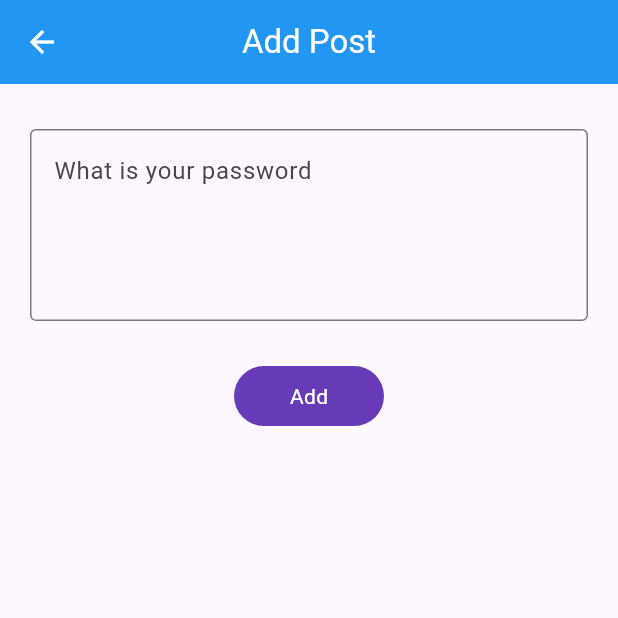
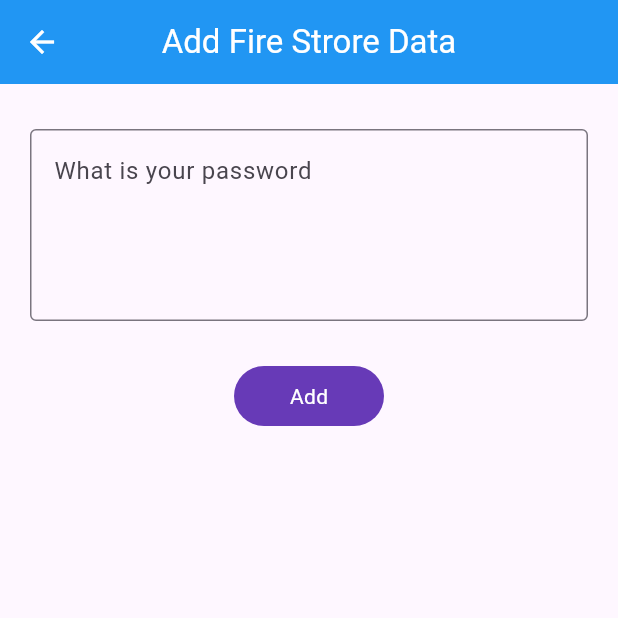
Before and after one commit to ijazawandev/flutter_firebase_asif_taj_tutorials, a Flutter app: the FireStoreScreen screen opened directly, after a tap on the "add" icon, on a phone screen of 412 x 824 dp, the top half of it. Run offline on Flutter 3.47's test engine with Material 3 defaults, Android fonts, the phone set to English and light mode, and no system bars; our stand-ins replace cloud_firestore, firebase_auth, firebase_core, firebase_database, firebase_storage, fluttertoast and 2 more; accounts and stored records are empty.

Commit message:
i have added firestore_list_screen.dart

```diff
--- a/lib/firebase_services/splash_services.dart
+++ b/lib/firebase_services/splash_services.dart
@@ -3,6 +3,7 @@ import 'package:firebase_auth/firebase_auth.dart';
 import 'package:flutter/material.dart';
 //import 'package:flutter_firebase_asif_taj_tutorials/post/post_screen.dart';
 import 'package:flutter_firebase_asif_taj_tutorials/ui/auth/login_screen.dart';
+import 'package:flutter_firebase_asif_taj_tutorials/ui/upload_image.dart';
 
 import '../ui/auth/firestore/firestore_list_screen.dart';
 
@@ -18,7 +19,7 @@ class SplashServices {
           Navigator.pushReplacement(
             context,
             MaterialPageRoute(
-              builder: (context) => FireStoreScreen(),
+              builder: (context) => const UploadImageScreen(),
             ),
           );
         },
--- a/lib/main.dart
+++ b/lib/main.dart
@@ -10,7 +10,10 @@ void main() async {
 }
 
 class MyApp extends StatelessWidget {
+
   const MyApp({super.key});
+
+
 
   // This widget is the root of your application.
   @override
--- /dev/null
+++ b/lib/ui/auth/firestore/add_firestore_data.dart
@@ -0,0 +1,111 @@
+import 'package:cloud_firestore/cloud_firestore.dart';
+import 'package:firebase_core/firebase_core.dart';
+import 'package:flutter/material.dart';
+import 'package:firebase_database/firebase_database.dart';
+import 'package:flutter_firebase_asif_taj_tutorials/ui/auth/firestore/firestore_list_screen.dart';
+import 'package:flutter_firebase_asif_taj_tutorials/util/utils.dart';
+import 'package:flutter_firebase_asif_taj_tutorials/widget/round_button.dart';
+
+class AddFireStoreDataScreen extends StatefulWidget {
+  const AddFireStoreDataScreen({super.key});
+
+  @override
+  State<AddFireStoreDataScreen> createState() => _AddFireStoreDataScreenState();
+}
+
+class _AddFireStoreDataScreenState extends State<AddFireStoreDataScreen> {
+
+
+  final postController = TextEditingController();
+  bool loading = false;
+ // final databaseref = FirebaseDatabase.instance.ref('Post');
+  final fireStore = FirebaseFirestore.instance.collection('users');
+
+  // static var instance;
+
+  @override
+  Widget build(BuildContext context) {
+    return Scaffold(
+      appBar: AppBar(
+        centerTitle: true,
+        backgroundColor: Colors.blue,
+        title: Text('Add Fire Strore Data'),
+      ),
+      body: Padding(
+        padding: const EdgeInsets.symmetric(horizontal: 20),
+        child: Column(
+          children: [
+            SizedBox(
+              height: 30,
+            ),
+            TextFormField(
+              maxLines: 4,
+              controller: postController,
+              decoration: InputDecoration(
+                  hintText: 'What is your password',
+                  border: OutlineInputBorder()),
+            ),
+            SizedBox(
+              height: 30,
+            ),
+            RoundButton(
+                title: 'Add',
+                loading: loading,
+                onTap: () {
+                  setState(() {
+                    loading = true;
+
+                  });
+                  String id = DateTime.now().millisecondsSinceEpoch.toString();
+                  fireStore.doc(id)..set({
+                    'title':postController.text.toString(),
+                    'id':id,
+
+                  }).then((  value ){
+                    setState(() {
+                      loading=false ;
+                    });
+                    Utils().toastMessage('ost added');
+                  }).onError((error, stackTrace){
+                    setState(() {
+                      loading=false;
+                    });
+                    Utils().toastMessage(error.toString());
+                  });
+
+                  //String id = DateTime.now().millisecondsSinceEpoch.toString();
+                  // databaseref.child(id).set({
+                  //   'id': id,
+                  //   'title': postController.text.toString(),
+                  // }).then((value) {
+                  //   Utils().toastMessage('Post Added');
+                  //   print(postController.text);
+                  //   loading = false;
+                  //   Navigator.pop(context);
+                  // }).onError((error, stackTrace) {
+                  //   Utils().toastMessage(error.toString());
+                  //   setState(() {
+                  //     loading = true;
+                  //   });
+               //   });
+                })
+          ],
+        ),
+      ),
+    );
+  }
+
+  Future<void> showMyDialog() async {
+    return showDialog(
+        context: context,
+        builder: (BuildContext context) {
+          return AlertDialog(
+            title: Text('Update'),
+            content: Container(
+              child: TextField(),
+            ),
+            actions: [],
+          );
+        });
+  }
+}
--- a/lib/ui/auth/firestore/firestore_list_screen.dart
+++ b/lib/ui/auth/firestore/firestore_list_screen.dart
@@ -1,8 +1,15 @@
+import 'package:cloud_firestore/cloud_firestore.dart';
+import 'package:firebase_core/firebase_core.dart';
+import 'package:firebase_database/firebase_database.dart';
 import 'package:flutter/material.dart';
 import 'package:firebase_auth/firebase_auth.dart';
-import 'package:flutter_firebase_asif_taj_tutorials/post/add_posts.dart';
+import 'dart:async';
+
+//import 'package:flutter_firebase_asif_taj_tutorials/post/add_posts.dart';
 import 'package:flutter_firebase_asif_taj_tutorials/ui/auth/login_screen.dart';
 import 'package:flutter_firebase_asif_taj_tutorials/util/utils.dart';
+
+import 'add_firestore_data.dart';
 
 class FireStoreScreen extends StatefulWidget {
   const FireStoreScreen({super.key});
@@ -12,6 +19,8 @@ class FireStoreScreen extends StatefulWidget {
 }
 
 class _FireStoreScreenState extends State<FireStoreScreen> {
+  final fireStore = FirebaseFirestore.instance.collection('users').snapshots();
+  final ref1 = FirebaseFirestore.instance.collection('id');
   final auth = FirebaseAuth.instance;
   final searchFilter = TextEditingController();
   final editController = TextEditingController();
@@ -20,7 +29,8 @@ class _FireStoreScreenState extends State<FireStoreScreen> {
   void initState() {
     // TODO: implement initState
     super.initState();
-  //  ref.onValue.listen((event) {});
+    // ref.onValue.listen((event) {});
+    // ref.onValue.listen((event) {});
   }
 
   @override
@@ -29,7 +39,7 @@ class _FireStoreScreenState extends State<FireStoreScreen> {
       appBar: AppBar(
         automaticallyImplyLeading: false,
         backgroundColor: Colors.blue,
-        title: Center(child: Text('Post')),
+        title: Center(child: Text('Fire Store')),
         actions: [
           IconButton(
             onPressed: () {
@@ -50,22 +60,68 @@ class _FireStoreScreenState extends State<FireStoreScreen> {
       body: Column(
         children: [
           SizedBox(height: 10),
-          Expanded(
-            child: ListView.builder(
-              itemCount:10,
-              itemBuilder: (context, index) {
-                return ListTile(
-                  title: Text('asd'),
+          StreamBuilder<QuerySnapshot>(
+              stream: fireStore,
+              builder: (BuildContext context,
+                  AsyncSnapshot<QuerySnapshot> snapshot) {
+                if (snapshot.connectionState == ConnectionState.waiting) {
+                  return CircularProgressIndicator();
+                }
+                if (snapshot.hasError) {
+                  return Text('Some Error');
+                }
+                print('Length: ${snapshot.data!.docs.length}');
+                print('Data: ${snapshot.data}');
+                return Expanded(
+                  child: ListView.builder(
+                    itemCount: snapshot.data!.docs.length,
+                    itemBuilder: (context, index) {
+                      return ListTile(
+                        onTap: () {
+                        ref1.doc(snapshot.data!.docs[index]['id'].toString())
+                            .update({
+                          'title': 'Ijaz ahmad'
+                        }).then((value) {
+                          Utils().toastMessage('updated');
+                        })
+                            .onError((error, stackTrace) {
+                          Utils().toastMessage(error.toString());
+                        });
+                        // /  ref1.doc(snapshot.data!.docs[index]['id'].toString()).update({
+                        //     'title':'asif taj subscribe'
+                        //   }).then((value) {
+                        //     Utils().toastMessage('updated');
+                        //   }).onError((error, stackTrace) {
+                        //     Utils().toastMessage(error.toString());
+                        //   });
+                         },
+                        title: Text(
+                            snapshot.data!.docs[index]['title'].toString()),
+                        subtitle:
+                            Text(snapshot.data!.docs[index]['id'].toString()),
+                      );
+                    },
+                  ),
                 );
-              },
-            ),
-          ),
+              }),
+          // Expanded(
+          //   child: ListView.builder(
+          //     itemCount: 10,
+          //     itemBuilder: (context, index) {
+          //       return ListTile(
+          //         title: Text('asd'),
+          //       );
+          //     },
+          //   ),
+          // ),
         ],
       ),
       floatingActionButton: FloatingActionButton(
         onPressed: () {
-          Navigator.push(context,
-              MaterialPageRoute(builder: (context) => AddPostScreen()));
+          Navigator.push(
+              context,
+              MaterialPageRoute(
+                  builder: (context) => AddFireStoreDataScreen()));
         },
         child: Icon(Icons.add),
       ),
@@ -95,7 +151,6 @@ class _FireStoreScreenState extends State<FireStoreScreen> {
             TextButton(
                 onPressed: () {
                   Navigator.pop(context);
-
                 },
                 child: Text('Update')),
           ],
```
Also changed, not shown: lib/ui/upload_image.dart (added, +115 -0 lines), pubspec.yaml (+7 -75 lines), pubspec.lock, 6 other files.
